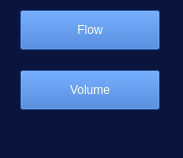
ParanoidAndroid-42/Ventilator_GUI, file monitoring.ui: the form before one commit.
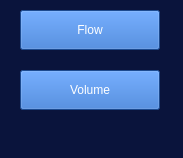
The form after the commit.

```diff
--- a/monitoring.ui
+++ b/monitoring.ui
@@ -19,7 +19,7 @@
   <widget class="QWidget" name="centralwidget">
    <widget class="QPushButton" name="Flow">
     <property name="enabled">
-     <bool>false</bool>
+     <bool>true</bool>
     </property>
     <property name="geometry">
      <rect>
```
